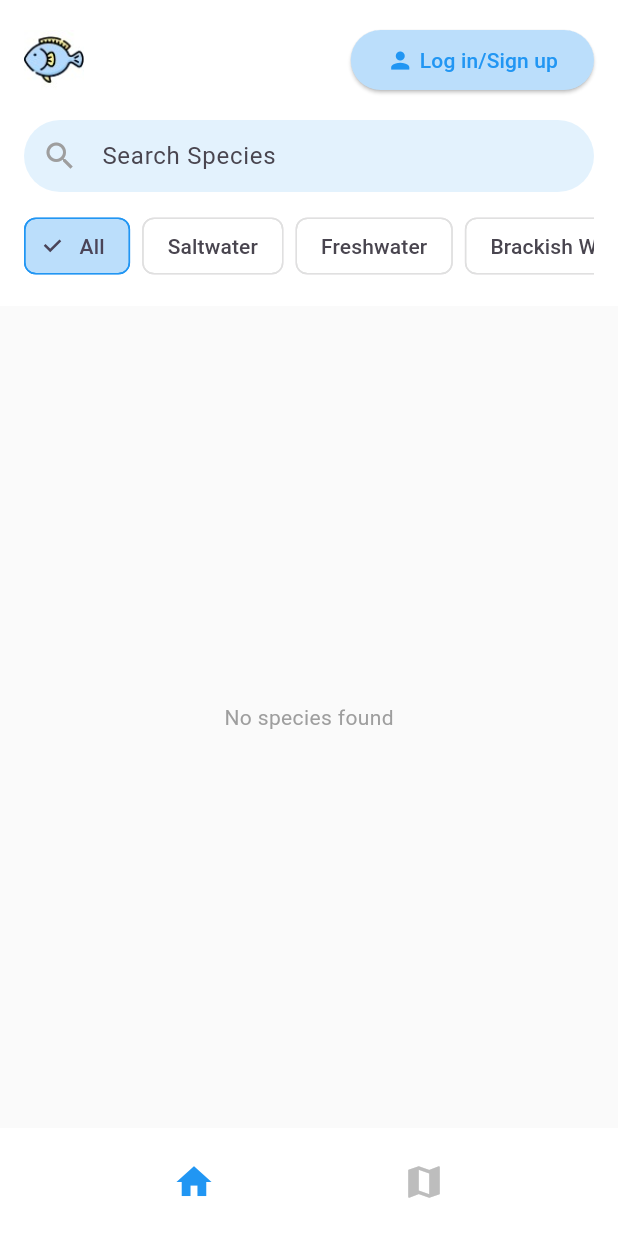
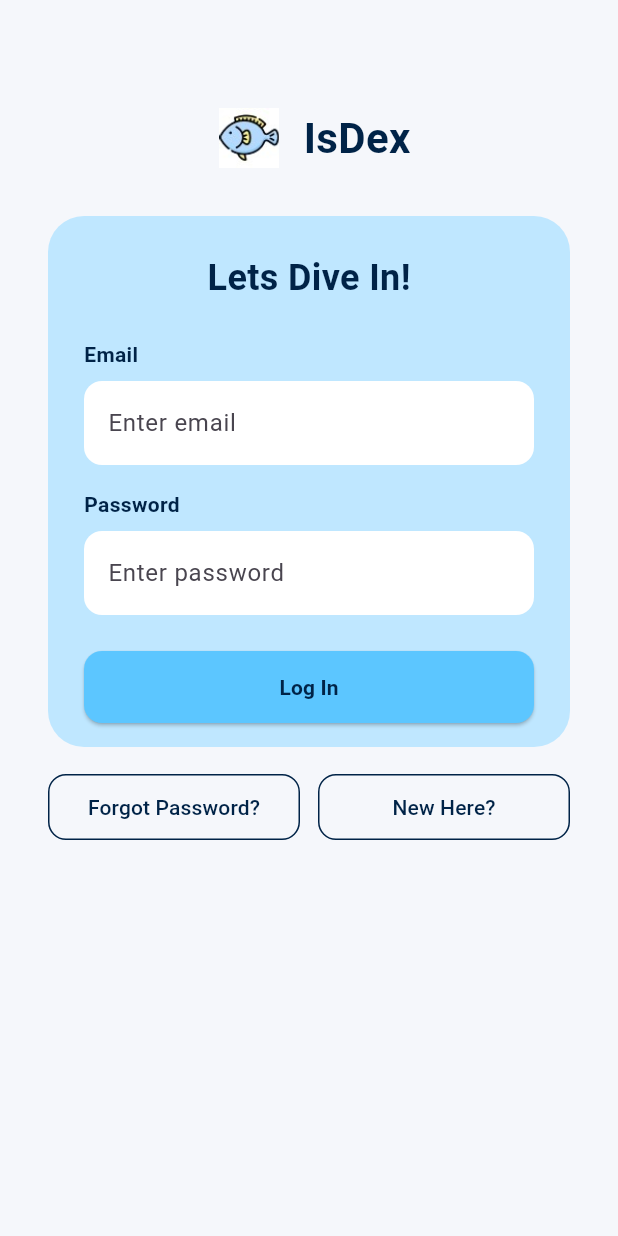
Before and after one commit to Dale861/CMSC-128-Isdex, a Flutter app: the screen it shows after launch, after a tap on "Log in/Sign up", on a phone screen of 412 x 824 dp. Run offline on Flutter 3.47's test engine with Material 3 defaults, Android fonts, the phone set to English and light mode, and no system bars; our stand-ins replace firebase_core, firebase_database, flutter_map, latlong2; accounts and stored records are empty.

Commit message:
Added login and sign-up page

```diff
--- a/lib/main.dart
+++ b/lib/main.dart
@@ -11,8 +11,8 @@
   );
 
   // Initialize database
-  final dbInit = DatabaseInitService();
-  await dbInit.initializeAllData();
+  // final dbInit = DatabaseInitService();
+  // await dbInit.initializeAllData();
 
   runApp(const MyApp());
 }
--- a/lib/screens/landing_page.dart
+++ b/lib/screens/landing_page.dart
@@ -1,6 +1,7 @@
 import 'package:flutter/material.dart';
 import 'package:firebase_database/firebase_database.dart';
 import 'map_screen.dart';
+import 'login_page.dart';
 
 class LandingPage extends StatefulWidget {
   const LandingPage({super.key});
@@ -200,7 +201,10 @@
     ),
     ElevatedButton(
       onPressed: () {
-        // TODO: Navigate to login
+        Navigator.push(
+          context,
+          MaterialPageRoute(builder: (_) => const LoginPage()),
+      );
       },
       style: ElevatedButton.styleFrom(
         backgroundColor: Colors.blue[100],
--- /dev/null
+++ b/lib/screens/login_page.dart
@@ -0,0 +1,195 @@
+import 'package:flutter/material.dart';
+import 'theme.dart';
+import 'signup_page.dart';
+//import 'package:/sign_up_page.dart';
+// import 'package:your_package_name/theme.dart';
+
+
+class LoginPage extends StatelessWidget {
+  const LoginPage({super.key});
+
+  @override
+  Widget build(BuildContext context) {
+    return Scaffold(
+      backgroundColor: kBackground,
+      body: SafeArea(
+        child: SingleChildScrollView(
+          padding: const EdgeInsets.all(16),
+          child: Column(
+            children: [
+              const SizedBox(height: 24),
+              Container(
+                decoration: BoxDecoration(
+                  color: kBackground,
+                  borderRadius: BorderRadius.circular(24),
+                ),
+                padding: const EdgeInsets.fromLTRB(16, 24, 16, 16),
+                child: Column(
+                  children: [
+                    Row(
+                      mainAxisAlignment: MainAxisAlignment.center,
+                      children: [
+                        Container(
+                          decoration: BoxDecoration(
+                            color: kBackground,
+                            borderRadius: BorderRadius.circular(16),
+                          ),
+                          padding: const EdgeInsets.all(8),
+                          child: Image.asset(
+                            'assets/images/isdex_logo.png',
+                            height: 40,
+                            width: 40,
+                          ),
+                        ),
+                        const SizedBox(width: 8),
+                        const Text(
+                          'IsDex',
+                          style: TextStyle(
+                            color: kDarkNavy,
+                            fontSize: 28,
+                            fontWeight: FontWeight.w700,
+                          ),
+                        ),
+                      ],
+                    ),
+                    const SizedBox(height: 24),
+                    Container(
+                      decoration: BoxDecoration(
+                        color: kLightBlue,
+                        borderRadius: BorderRadius.circular(24),
+                      ),
+                      padding: const EdgeInsets.fromLTRB(24, 24, 24, 16),
+                      child: Column(
+                        crossAxisAlignment: CrossAxisAlignment.start,
+                        children: [
+                          const Center(
+                            child: Text(
+                              'Lets Dive In!',
+                              style: TextStyle(
+                                fontSize: 24,
+                                fontWeight: FontWeight.w700,
+                                color: kDarkNavy,
+                              ),
+                            ),
+                          ),
+                          const SizedBox(height: 24),
+                          const Text(
+                            'Email',
+                            style: TextStyle(
+                              color: kDarkNavy,
+                              fontWeight: FontWeight.w600,
+                            ),
+                          ),
+                          const SizedBox(height: 8),
+                          TextField(
+                            keyboardType: TextInputType.emailAddress,
+                            decoration: InputDecoration(
+                              filled: true,
+                              fillColor: Colors.white,
+                              hintText: 'Enter email',
+                              border: OutlineInputBorder(
+                                borderRadius: BorderRadius.circular(12),
+                                borderSide: BorderSide.none,
+                              ),
+                            ),
+                          ),
+                          const SizedBox(height: 16),
+                          const Text(
+                            'Password',
+                            style: TextStyle(
+                              color: kDarkNavy,
+                              fontWeight: FontWeight.w600,
+                            ),
+                          ),
+                          const SizedBox(height: 8),
+                          TextField(
+                            obscureText: true,
+                            decoration: InputDecoration(
+                              filled: true,
+                              fillColor: Colors.white,
+                              hintText: 'Enter password',
+                              border: OutlineInputBorder(
+                                borderRadius: BorderRadius.circular(12),
+                                borderSide: BorderSide.none,
+                              ),
+                            ),
+                          ),
+                          const SizedBox(height: 24),
+                          SizedBox(
+                            width: double.infinity,
+                            child: ElevatedButton(
+                              onPressed: () {
+                                // TODO: sign-in logic
+                              },
+                              style: ElevatedButton.styleFrom(
+                                backgroundColor: kAccentBlue,
+                                padding: const EdgeInsets.symmetric(vertical: 14),
+                                shape: RoundedRectangleBorder(
+                                  borderRadius: BorderRadius.circular(12),
+                                ),
+                              ),
+                              child: const Text(
+                                'Log In',
+                                style: TextStyle(
+                                  color: kDarkNavy,
+                                  fontWeight: FontWeight.w700,
+                                ),
+                              ),
+                            ),
+                          ),
+                        ],
+                      ),
+                    ),
+                    const SizedBox(height: 16),
+                    Row(
+                      children: [
+                        Expanded(
+                          child: OutlinedButton(
+                            onPressed: () {
+                              // TODO: forgot password
+                            },
+                            style: OutlinedButton.styleFrom(
+                              foregroundColor: kDarkNavy,
+                              side: const BorderSide(color: kDarkNavy),
+                              shape: RoundedRectangleBorder(
+                                borderRadius: BorderRadius.circular(12),
+                              ),
+                              padding: const EdgeInsets.symmetric(vertical: 12),
+                            ),
+                            child: const Text('Forgot Password?'),
+                          ),
+                        ),
+                        const SizedBox(width: 12),
+                        Expanded(
+                          child: OutlinedButton(
+                            onPressed: () {
+                              Navigator.push(
+                                context,
+                                MaterialPageRoute(
+                                  builder: (_) => const SignUpPage(),
+                                ),
+                              );
+                            },
+                            style: OutlinedButton.styleFrom(
+                              foregroundColor: kDarkNavy,
+                              side: const BorderSide(color: kDarkNavy),
+                              shape: RoundedRectangleBorder(
+                                borderRadius: BorderRadius.circular(12),
+                              ),
+                              padding: const EdgeInsets.symmetric(vertical: 12),
+                            ),
+                            child: const Text('New Here?'),
+                          ),
+                        ),
+                      ],
+                    ),
+                  ],
+                ),
+              ),
+            ],
+          ),
+        ),
+      ),
+    );
+  }
+}
--- /dev/null
+++ b/lib/screens/theme.dart
@@ -0,0 +1,6 @@
+import 'package:flutter/material.dart';
+
+const Color kDarkNavy = Color(0xFF002347);
+const Color kLightBlue = Color(0xFFBFE7FF);
+const Color kAccentBlue = Color(0xFF5CC6FF);
+const Color kBackground = Color(0xFFF5F7FB);
```
Also changed, not shown: lib/screens/signup_page.dart (added, +187 -0 lines), lib/firebase_options.dart, pubspec.lock, 1 other file.
